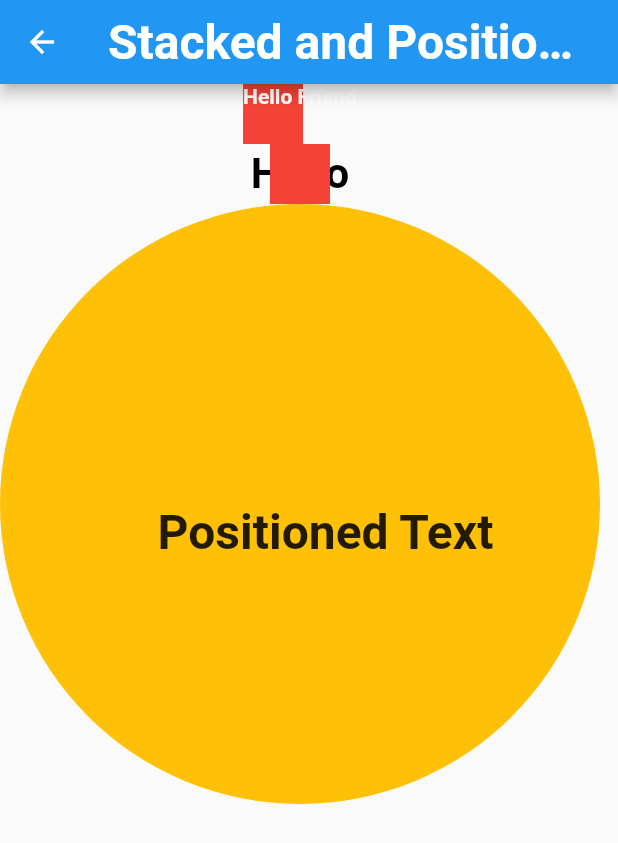
After one commit to qinyanjuidavid/Flutter-All-Round, a Flutter app: the screen it shows after launch, after a tap on "Stack and Positioned", on a phone screen of 412 x 824 dp. The commit adds this screen. Shown: the top 843 px of the screen. Run offline on Flutter 3.47's test engine with Material 2 defaults, Android fonts, the phone set to English and light mode, and no system bars.

Commit message:
:ok_hand: stack and positioning of widgets

```diff
--- a/lib/configs/routes.dart
+++ b/lib/configs/routes.dart
@@ -3,6 +3,7 @@ import 'package:pro1/views/Row_screen.dart';
 import 'package:pro1/views/column_screen.dart';
 import 'package:pro1/views/container_screen.dart';
 import 'package:pro1/views/home.dart';
+import 'package:pro1/views/stacked_and_positioned_screen.dart';
 import 'package:pro1/views/text_screen.dart';
 
 final appRoutes = {
@@ -12,4 +13,5 @@ final appRoutes = {
   "column/": (context) => ColumnScreen(),
   "listview/": (context) => ListViewScreen(),
   "containers/": (context) => ContainerScreen(),
+  "stacked/": (contect) => StackedAndPositionScreen(),
 };
--- a/lib/views/home.dart
+++ b/lib/views/home.dart
@@ -108,6 +108,19 @@ class _HomeScreenState extends State<HomeScreen> {
                       color: Colors.white,
                     ),
                   ),
+                ),
+                MaterialButton(
+                  color: Colors.blue,
+                  onPressed: () {
+                    Navigator.pushNamed(context, "stacked/");
+                  },
+                  child: const Text(
+                    "Stack and Positioned",
+                    style: TextStyle(
+                      fontWeight: FontWeight.bold,
+                      color: Colors.white,
+                    ),
+                  ),
                 )
               ],
             )
--- /dev/null
+++ b/lib/views/stacked_and_positioned_screen.dart
@@ -0,0 +1,99 @@
+import 'package:flutter/material.dart';
+
+class StackedAndPositionScreen extends StatefulWidget {
+  StackedAndPositionScreen({Key? key}) : super(key: key);
+
+  @override
+  State<StackedAndPositionScreen> createState() =>
+      _StackedAndPositionScreenState();
+}
+
+class _StackedAndPositionScreenState extends State<StackedAndPositionScreen> {
+  @override
+  Widget build(BuildContext context) {
+    return SafeArea(
+      child: Scaffold(
+        appBar: AppBar(
+          leading: IconButton(
+            onPressed: () {
+              Navigator.pushNamed(context, "/");
+            },
+            icon: const Icon(Icons.arrow_back),
+          ),
+          title: const Text(
+            "Stacked and Positioned",
+            style: TextStyle(
+              fontSize: 32,
+              fontWeight: FontWeight.bold,
+            ),
+          ),
+        ),
+        body: Column(
+          children: [
+            Stack(
+              children: [
+                Container(
+                  width: 40,
+                  height: 40,
+                  decoration: const BoxDecoration(
+                    color: Colors.red,
+                  ),
+                ),
+                const Text(
+                  "Hello Friend",
+                  style: TextStyle(
+                    fontWeight: FontWeight.bold,
+                    color: Colors.white,
+                  ),
+                ),
+              ],
+            ),
+            Stack(
+              alignment: Alignment.center,
+              children: [
+                const Text(
+                  "Hello",
+                  style: TextStyle(
+                    color: Colors.black,
+                    fontWeight: FontWeight.bold,
+                    fontSize: 28,
+                  ),
+                ),
+                Container(
+                  width: 40,
+                  height: 40,
+                  decoration: const BoxDecoration(
+                    color: Colors.red,
+                  ),
+                ),
+              ],
+            ),
+            Stack(
+              children: [
+                Container(
+                  width: 400,
+                  height: 400,
+                  decoration: const BoxDecoration(
+                    color: Colors.amber,
+                    shape: BoxShape.circle,
+                  ),
+                ),
+                const Positioned(
+                  top: 200,
+                  left: 105,
+                  child: Text(
+                    "Positioned Text",
+                    style: TextStyle(
+                      fontWeight: FontWeight.bold,
+                      fontSize: 32,
+                    ),
+                  ),
+                ),
+              ],
+            )
+          ],
+        ),
+      ),
+    );
+  }
+}
```
